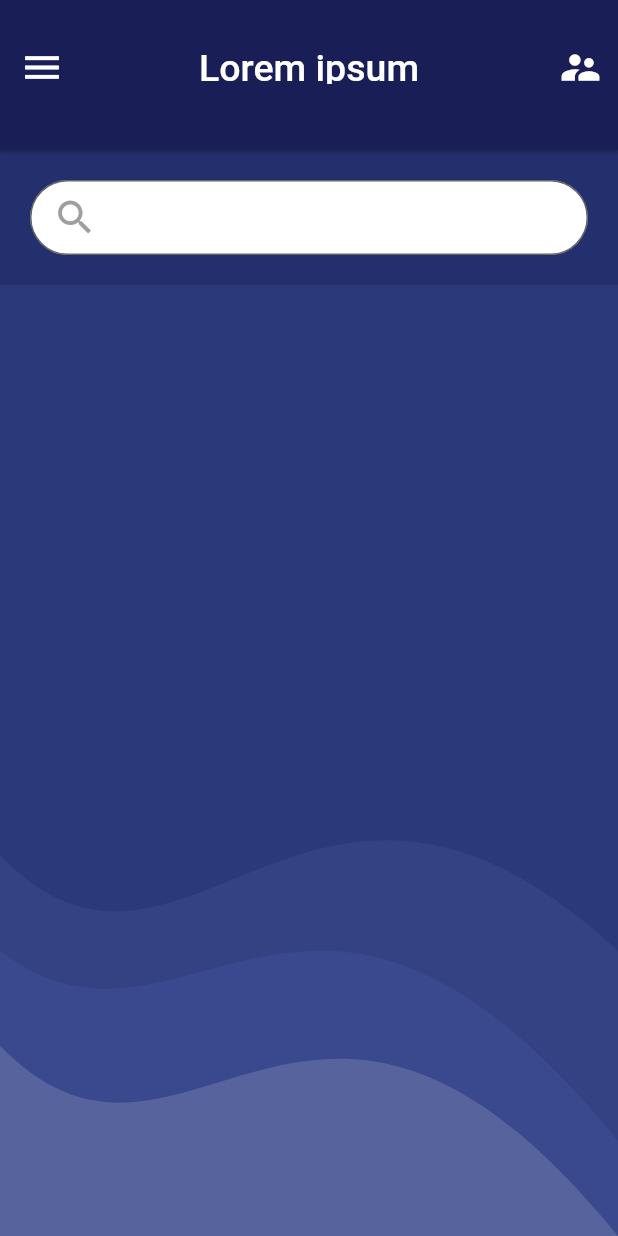
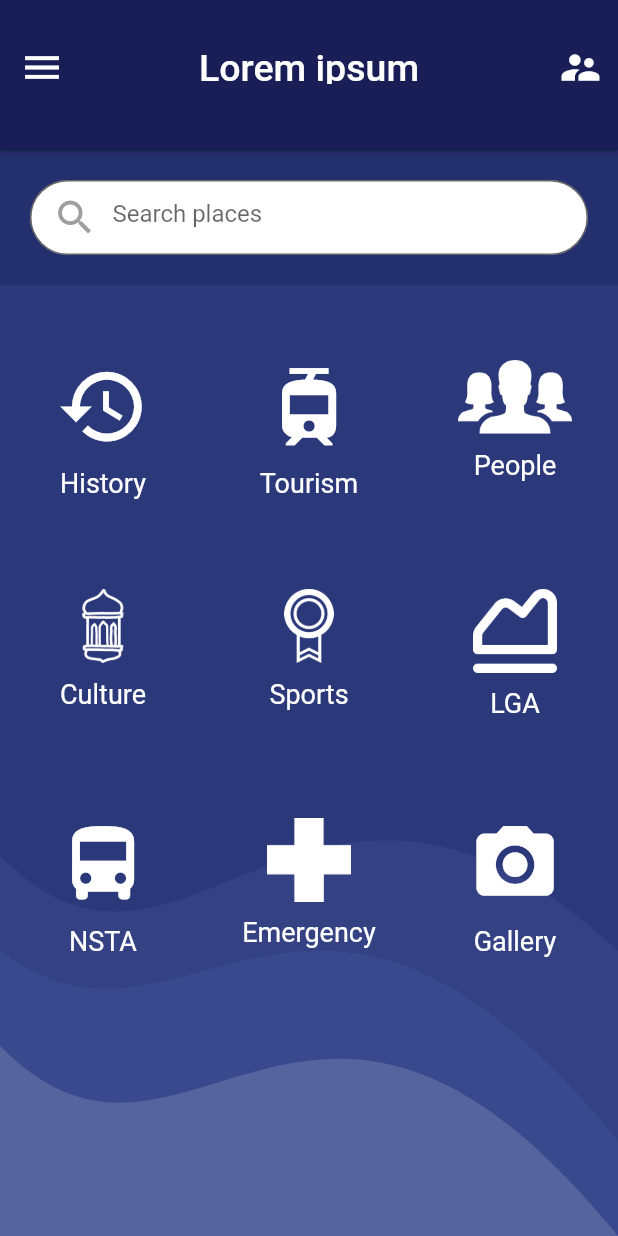
Before and after one commit to ghost-corp/niger_app, a Flutter app: the Home screen opened by its route, on a phone screen of 412 x 824 dp. Run offline on Flutter 3.47's test engine with Material 2 defaults, Android fonts, the phone set to English and light mode, and no system bars; missing offline and left inert: fancy_on_boarding.

Commit message:
MenuIcons for home page implementation
menu icons implementation

```diff
--- a/lib/home.dart
+++ b/lib/home.dart
@@ -1,11 +1,82 @@
+import 'dart:ui';
+
 import 'package:flutter/material.dart';
 import 'package:niger_app/globals/colors.dart';
 import 'package:niger_app/globals/screen_size.dart';
+import 'widgets/menu_item.dart';
 
 class Home extends StatelessWidget {
   @override
   Widget build(BuildContext context) {
+    List<MenuData> menuItemsData = [
+      MenuData(
+          icon: Icons.history,
+          iconSize: kWidth(context) * 0.15,
+          text: "History",
+          onTap: () {}),
+      MenuData(
+          icon: Icons.tram,
+          iconSize: kWidth(context) * 0.15,
+          text: "Tourism",
+          onTap: () {}),
+      MenuData(
+          image: Image.asset(
+            "assets/icons/groupX3.png",
+            color: Colors.white,
+          ),
+          iconSize: kWidth(context) * 0.15,
+          text: "People",
+          useImageInPlaceOfIcon: true,
+          onTap: () {}),
+      MenuData(
+          image: Image.asset(
+            "assets/icons/cultureX3.png",
+            color: Colors.white,
+          ),
+          iconSize: kWidth(context) * 0.15,
+          text: "Culture",
+          useImageInPlaceOfIcon: true,
+          onTap: () {}),
+      MenuData(
+          image: Image.asset(
+            "assets/icons/sportX3.png",
+            color: Colors.white,
+          ),
+          iconSize: kWidth(context) * 0.15,
+          text: "Sports",
+          useImageInPlaceOfIcon: true,
+          onTap: () {}),
+      MenuData(
+          image: Image.asset(
+            "assets/icons/lgaX3.png",
+            color: Colors.white,
+          ),
+          iconSize: kWidth(context) * 0.17,
+          text: "LGA",
+          useImageInPlaceOfIcon: true,
+          onTap: () {}),
+      MenuData(
+          icon: Icons.directions_bus,
+          iconSize: kWidth(context) * 0.15,
+          text: "NSTA",
+          onTap: () {}),
+      MenuData(
+          image: Image.asset(
+            "assets/icons/emergencyX3.png",
+            color: Colors.white,
+          ),
+          iconSize: kWidth(context) * 0.17,
+          text: "Emergency",
+          useImageInPlaceOfIcon: true,
+          onTap: () {}),
+      MenuData(
+          icon: Icons.camera_alt,
+          iconSize: kWidth(context) * 0.15,
+          text: "Gallery",
+          onTap: () {})
+    ];
     return Scaffold(
+      resizeToAvoidBottomInset: false,
       body: Center(
         child: Column(
           children: <Widget>[
@@ -19,6 +90,7 @@ class Home extends StatelessWidget {
                   child: TextField(
                     style: TextStyle(height: 0.6),
                     decoration: InputDecoration(
+                        hintText: "Search places",
                         fillColor: Colors.white,
                         filled: true,
                         prefixIcon: Padding(
@@ -43,6 +115,8 @@ class Home extends StatelessWidget {
             ),
             Expanded(
               child: Stack(
+                children: <Widget>[
+                  Stack(
                     children: <Widget>[
                       Container(
                         height: double.infinity,
@@ -72,6 +146,25 @@ class Home extends StatelessWidget {
                           width: kWidth(context),
                           color: kAlternateColorDark200,
                         ),
+                      )
+                    ],
+                  ),
+                  Container(
+                    height: double.infinity,
+                    width: kWidth(context),
+                    child: GridView.builder(
+                        padding: EdgeInsets.only(top: 30),
+                        itemCount: menuItemsData.length,
+                        gridDelegate: SliverGridDelegateWithFixedCrossAxisCount(
+                            crossAxisCount: 3, childAspectRatio: 0.9),
+                        itemBuilder: (context, index) {
+                          return Padding(
+                            padding: EdgeInsets.all(20),
+                            child: MenuItem(
+                              menuData: menuItemsData[index],
+                            ),
+                          );
+                        }),
                   )
                 ],
               ),
--- /dev/null
+++ b/lib/widgets/menu_item.dart
@@ -0,0 +1,53 @@
+import 'package:flutter/material.dart';
+
+class MenuItem extends StatelessWidget {
+  final MenuData menuData;
+  MenuItem({this.menuData});
+  @override
+  Widget build(BuildContext context) {
+    return GestureDetector(
+      onTap: menuData.onTap,
+      child: Column(
+        mainAxisSize: MainAxisSize.min,
+        children: <Widget>[
+          menuData.useImageInPlaceOfIcon == false
+              ? Icon(
+                  menuData.icon,
+//            size: kWidth(context)*0.17,
+                  size: menuData.iconSize,
+                  color: Colors.white,
+                )
+              : SizedBox(
+                  height: menuData.iconSize * 0.8,
+                  child: menuData.image,
+                ),
+          SizedBox(
+            height: 10,
+          ),
+          Text(
+            menuData.text,
+            style: TextStyle(
+                color: Colors.white, fontSize: 18, fontWeight: FontWeight.w400),
+          )
+        ],
+      ),
+    );
+  }
+}
+
+class MenuData {
+  IconData icon;
+  Image image;
+  String text;
+  VoidCallback onTap;
+  bool useImageInPlaceOfIcon;
+  double iconSize;
+
+  MenuData(
+      {this.icon,
+      this.onTap,
+      this.text,
+      this.useImageInPlaceOfIcon = false,
+      this.image,
+      this.iconSize});
+}
--- a/pubspec.yaml
+++ b/pubspec.yaml
@@ -49,6 +49,12 @@ flutter:
     - assets/images/map.png
     - assets/images/roundabout.jpg
     - assets/images/zuma.jpg
+    - assets/icons/groupX3.png
+    - assets/icons/cultureX3.png
+    - assets/icons/lgaX3.png
+    - assets/icons/sportX3.png
+    - assets/icons/nstaX3.png
+    - assets/icons/emergencyX3.png
   #  - images/a_dot_ham.jpeg
 
   # An image asset can refer to one or more resolution-specific "variants", see
```
Also changed, not shown: assets/icons/cultureX3.png (renamed from assets/icons/Group 22@3x.png), assets/icons/cultureX33.png (renamed from assets/icons/Mask Group 5@3x.png), assets/icons/emergencyX3.png (renamed from assets/icons/Group 29@3x.png), assets/icons/groupX3.png (renamed from assets/icons/Group 20@3x.png), assets/icons/groupX33.png (renamed from assets/icons/Mask Group 4@3x.png), assets/icons/lga.png (renamed from assets/icons/Group 27.png), assets/icons/lgaX3.png (renamed from assets/icons/Group 27@3x.png), assets/icons/nstaX3.png (renamed from assets/icons/Group 28@3x.png), assets/icons/sportX3.png (renamed from assets/icons/Group 23@3x.png). Lines whose indentation alone changed are shown as unchanged.
